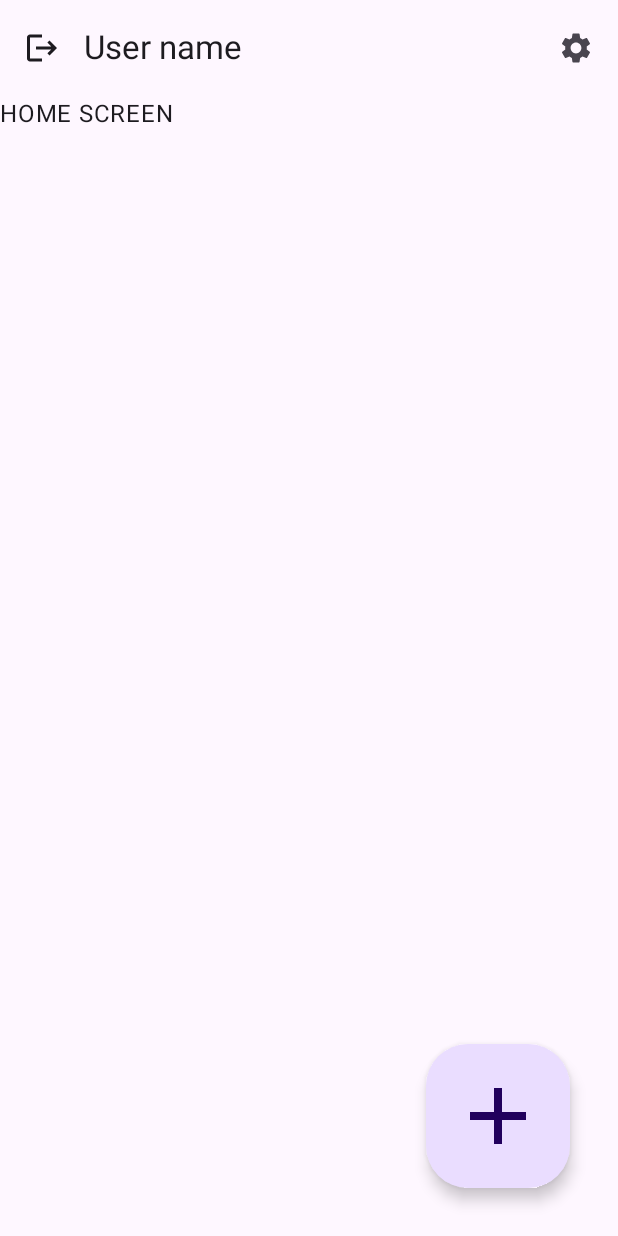
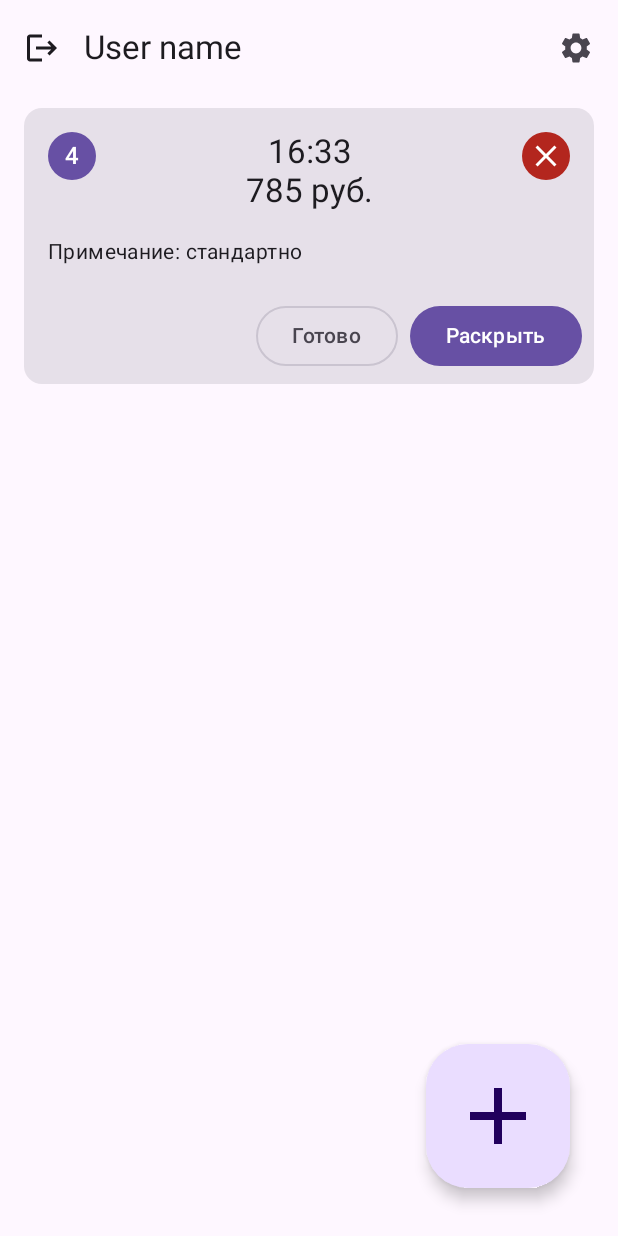
Before and after one commit to Mazer11/RestorauntRecords_compose, an Android app built with Jetpack Compose: the HomeScreen screen opened through its navigation route, on a phone screen of 412 x 824 dp. Run offline under Robolectric (Android 15) with nearby library versions, the phone set to English and light mode, and no system bars.

Commit message:
Created order card

```diff
--- /dev/null
+++ b/app/src/main/java/edu/mazer/resrec/model/Dish.kt
@@ -0,0 +1,6 @@
+package edu.mazer.resrec.model
+
+data class Dish(
+    val key: String,
+    val value: Int
+)
--- /dev/null
+++ b/app/src/main/java/edu/mazer/resrec/model/Order.kt
@@ -0,0 +1,12 @@
+package edu.mazer.resrec.model
+
+data class Order(
+    val id: String,
+    val status: String,
+    val time: String,
+    val table: Int,
+    val cost: Int,
+    val dishes: MutableList<Dish>,
+    val waiter: String,
+    val note: String
+)
--- a/app/src/main/java/edu/mazer/resrec/ui/screens/home/HomeScreen.kt
+++ b/app/src/main/java/edu/mazer/resrec/ui/screens/home/HomeScreen.kt
@@ -12,11 +12,39 @@ import androidx.compose.runtime.Composable
 import androidx.compose.ui.Modifier
 import androidx.compose.ui.unit.dp
 import androidx.navigation.NavController
+import edu.mazer.resrec.model.Dish
+import edu.mazer.resrec.model.Order
 import edu.mazer.resrec.navigation.NavigationRoutes
+import edu.mazer.resrec.ui.screens.home.components.OrderCard
 
 @ExperimentalMaterial3Api
 @Composable
 fun HomeScreen(navController: NavController) {
+
+    val testOrder = Order(
+        id = "0001",
+        status = "Готовится",
+        time = "16:33",
+        table = 4,
+        cost = 785,
+        dishes = mutableListOf(
+            Dish(
+                key = "Картофель фри",
+                value = 2
+            ),
+            Dish(
+                key = "Кола бол.",
+                value = 2
+            ),
+            Dish(
+                key = "Гамбургер",
+                value = 2
+            )
+        ),
+        waiter = "Иванов И.И.",
+        note = "стандартно"
+    )
+
     Scaffold(
         modifier = Modifier.fillMaxSize(),
         topBar = {
@@ -44,7 +72,7 @@ fun HomeScreen(navController: NavController) {
         Column(
             modifier = Modifier.padding(it)
         ) {
-            Text(text = "HOME SCREEN")
+            OrderCard(testOrder)
         }
     }
 }
--- /dev/null
+++ b/app/src/main/java/edu/mazer/resrec/ui/screens/home/components/OrderCard.kt
@@ -0,0 +1,230 @@
+package edu.mazer.resrec.ui.screens.home.components
+
+import androidx.compose.animation.animateContentSize
+import androidx.compose.animation.core.tween
+import androidx.compose.foundation.background
+import androidx.compose.foundation.layout.*
+import androidx.compose.foundation.shape.CircleShape
+import androidx.compose.material.icons.Icons
+import androidx.compose.material.icons.filled.CheckCircle
+import androidx.compose.material.icons.filled.Close
+import androidx.compose.material.icons.filled.Done
+import androidx.compose.material3.*
+import androidx.compose.runtime.Composable
+import androidx.compose.runtime.mutableStateOf
+import androidx.compose.runtime.remember
+import androidx.compose.ui.Alignment
+import androidx.compose.ui.Modifier
+import androidx.compose.ui.text.style.TextAlign
+import androidx.compose.ui.tooling.preview.Preview
+import androidx.compose.ui.unit.dp
+import com.example.compose.ResRecTheme
+import edu.mazer.resrec.model.Dish
+import edu.mazer.resrec.model.Order
+import edu.mazer.resrec.ui.theme.AppTypography
+
+@Composable
+fun OrderCard(
+    order: Order
+) {
+
+    val doneConfirmationDialogState = remember { mutableStateOf(false) }
+    val orderDetailsDialogState = remember { mutableStateOf(false) }
+
+    Card(
+        modifier = Modifier
+            .animateContentSize(
+                animationSpec = tween(durationMillis = 300)
+            )
+            .fillMaxWidth()
+            .padding(horizontal = 16.dp, vertical = 8.dp)
+    ) {
+        Row(
+            horizontalArrangement = Arrangement.SpaceBetween,
+            modifier = Modifier
+                .fillMaxWidth()
+                .padding(top = 16.dp, bottom = 4.dp, start = 16.dp, end = 16.dp)
+        ) {
+            Box(
+                modifier = Modifier
+                    .size(32.dp)
+                    .background(
+                        color = MaterialTheme.colorScheme.primary,
+                        shape = CircleShape
+                    )
+                    .padding(2.dp)
+            ) {
+                Text(
+                    text = order.table.toString(),
+                    color = MaterialTheme.colorScheme.onPrimary,
+                    textAlign = TextAlign.Center,
+                    style = AppTypography.titleMedium,
+                    modifier = Modifier.align(Alignment.Center)
+                )
+            }
+            Column(
+                horizontalAlignment = Alignment.CenterHorizontally
+            ) {
+                Text(
+                    text = order.time,
+                    style = AppTypography.titleLarge
+                )
+                Text(
+                    text = "${order.cost} руб.",
+                    style = AppTypography.titleLarge
+                )
+            }
+            if (order.status == "Готовится")
+                Icon(
+                    imageVector = Icons.Default.Close,
+                    contentDescription = "Order status",
+                    tint = MaterialTheme.colorScheme.onError,
+                    modifier = Modifier
+                        .background(
+                            color = MaterialTheme.colorScheme.error,
+                            shape = CircleShape
+                        )
+                        .padding(4.dp)
+                )
+            else if (order.status == "Готов к выдаче")
+                Icon(
+                    imageVector = Icons.Default.Done,
+                    contentDescription = "Order is ready",
+                    tint = MaterialTheme.colorScheme.onTertiary,
+                    modifier = Modifier
+                        .background(
+                            color = MaterialTheme.colorScheme.tertiary,
+                            shape = CircleShape
+                        )
+                        .padding(4.dp)
+                )
+        }
+        Text(
+            text = "Примечание: ${order.note}",
+            modifier = Modifier
+                .fillMaxWidth()
+                .padding(16.dp),
+            style = AppTypography.bodyMedium
+        )
+
+        if (orderDetailsDialogState.value) {
+            order.dishes.forEach { dish ->
+                Text(
+                    text = "${dish.key} x ${dish.value}",
+                    modifier = Modifier.padding(vertical = 4.dp, horizontal = 16.dp)
+                )
+                Divider(
+                    thickness = 0.5.dp,
+                    modifier = Modifier.padding(
+                        top = 2.dp,
+                        bottom = 4.dp,
+                        start = 8.dp,
+                        end = 8.dp
+                    )
+                )
+            }
+        }
+
+        Box(modifier = Modifier.fillMaxWidth()) {
+            Row(
+                modifier = Modifier.align(Alignment.CenterEnd)
+            ) {
+
+                OutlinedButton(
+                    onClick = {
+                        doneConfirmationDialogState.value = doneConfirmationDialogState.value.not()
+                    },
+                    modifier = Modifier.padding(vertical = 8.dp, horizontal = 8.dp)
+                ) {
+                    Text(text = "Готово")
+                }
+
+                Button(
+                    onClick = {
+                        orderDetailsDialogState.value = orderDetailsDialogState.value.not()
+                    },
+                    modifier = Modifier.padding(top = 8.dp, bottom = 8.dp, end = 8.dp)
+                ) {
+                    Text(
+                        text = if (orderDetailsDialogState.value)
+                            "Свернуть"
+                        else
+                            "Раскрыть"
+                    )
+                }
+            }
+        }
+    }
+
+    if (doneConfirmationDialogState.value)
+        OrderConfirmation(
+            orderId = order.id,
+            onDismiss = {
+                doneConfirmationDialogState.value = doneConfirmationDialogState.value.not()
+            },
+            onConfirm = {}
+        )
+}
+
+@Composable
+fun OrderConfirmation(
+    orderId: String,
+    onDismiss: () -> Unit,
+    onConfirm: () -> Unit
+) {
+    AlertDialog(
+        onDismissRequest = { onDismiss() },
+        confirmButton = {
+            Button(onClick = { onConfirm() }) {
+                Text(text = "Confirm")
+            }
+        },
+        dismissButton = {
+            OutlinedButton(onClick = { onDismiss() }) {
+                Text(text = "Cancel")
+            }
+        },
+        icon = {
+            Icon(imageVector = Icons.Default.CheckCircle, contentDescription = "Confirmation icon")
+        },
+        title = {
+            Text(text = "Confirmation")
+        },
+        text = {
+            Text(text = "Are you sure that order №$orderId is done?")
+        }
+    )
+}
+
+@Preview
+@Composable
+fun OrderCardPrev() {
+
+    val testOrder = Order(
+        id = "0001",
+        status = "Готовится",
+        time = "16:33",
+        table = 4,
+        cost = 785,
+        dishes = mutableListOf(
+            Dish(
+                key = "Картофель фри",
+                value = 2
+            ),
+            Dish(
+                key = "Кола бол.",
+                value = 2
+            ),
+            Dish(
+                key = "Гамбургер",
+                value = 2
+            )
+        ),
+        waiter = "Иванов И.И.",
+        note = "Стандартно"
+    )
+
+    ResRecTheme() {
+        OrderCard(order = testOrder)
+    }
+}
```
